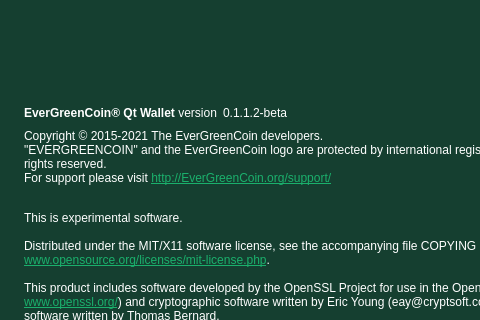
Above: src/qt/forms/aboutdialog.ui from EverGreenCoinDev/EverGreenCoin before the change; both pictures show x 0 to 480 and y 0 to 320 of the 600 by 470 pixel window. Below: the same form after it.
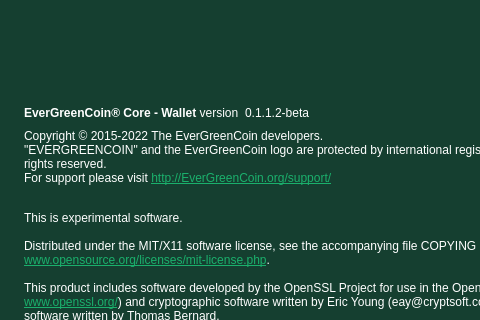
That is the form after the change. Icons and pictures are not drawn.

```diff
--- a/src/qt/forms/aboutdialog.ui
+++ b/src/qt/forms/aboutdialog.ui
@@ -59,7 +59,7 @@
           <string notr="true">color: white;</string>
          </property>
          <property name="text">
-          <string>&lt;b&gt;EverGreenCoin® Qt Wallet&lt;/b&gt; version</string>
+          <string>&lt;b&gt;EverGreenCoin® Core - Wallet&lt;/b&gt; version</string>
          </property>
          <property name="textInteractionFlags">
           <set>Qt::LinksAccessibleByMouse|Qt::TextSelectableByKeyboard|Qt::TextSelectableByMouse</set>
@@ -109,7 +109,7 @@
         <string notr="true">color: white;</string>
        </property>
        <property name="text">
-        <string>&lt;html&gt;&lt;head/&gt;&lt;body&gt;&lt;p&gt;Copyright © 2015-2021 The EverGreenCoin developers.&lt;br/&gt;&amp;quot;EVERGREENCOIN&amp;quot; and the EverGreenCoin logo are protected by international registered trademark. All rights reserved.&lt;br/&gt;For support please visit &lt;a href=&quot;http://EverGreenCoin.org/support/&quot;&gt;&lt;span style=&quot; text-decoration: underline; color:#1ab06c;&quot;&gt;http://EverGreenCoin.org/support/&lt;/span&gt;&lt;/a&gt;&lt;/p&gt;&lt;p&gt;&lt;br/&gt;This is experimental software.&lt;br/&gt;&lt;br/&gt;Distributed under the MIT/X11 software license, see the accompanying file COPYING or &lt;a href=&quot;http://www.opensource.org/licenses/mit-license.php&quot;&gt;&lt;span style=&quot; text-decoration: underline; color:#1ab06c;&quot;&gt;http://www.opensource.org/licenses/mit-license.php&lt;/span&gt;&lt;/a&gt;.&lt;br/&gt;&lt;br/&gt;This product includes software developed by the OpenSSL Project for use in the OpenSSL Toolkit (&lt;a href=&quot;http://www.openssl.org/&quot;&gt;&lt;span style=&quot; text-decoration: underline; color:#1ab06c;&quot;&gt;http://www.openssl.org/&lt;/span&gt;&lt;/a&gt;) and cryptographic software written by Eric Young (eay@cryptsoft.com) and UPnP software written by Thomas Bernard.&lt;/p&gt;&lt;/body&gt;&lt;/html&gt;</string>
+        <string>&lt;html&gt;&lt;head/&gt;&lt;body&gt;&lt;p&gt;Copyright © 2015-2022 The EverGreenCoin developers.&lt;br/&gt;&amp;quot;EVERGREENCOIN&amp;quot; and the EverGreenCoin logo are protected by international registered trademark. All rights reserved.&lt;br/&gt;For support please visit &lt;a href=&quot;http://EverGreenCoin.org/support/&quot;&gt;&lt;span style=&quot; text-decoration: underline; color:#1ab06c;&quot;&gt;http://EverGreenCoin.org/support/&lt;/span&gt;&lt;/a&gt;&lt;/p&gt;&lt;p&gt;&lt;br/&gt;This is experimental software.&lt;br/&gt;&lt;br/&gt;Distributed under the MIT/X11 software license, see the accompanying file COPYING or &lt;a href=&quot;http://www.opensource.org/licenses/mit-license.php&quot;&gt;&lt;span style=&quot; text-decoration: underline; color:#1ab06c;&quot;&gt;http://www.opensource.org/licenses/mit-license.php&lt;/span&gt;&lt;/a&gt;.&lt;br/&gt;&lt;br/&gt;This product includes software developed by the OpenSSL Project for use in the OpenSSL Toolkit (&lt;a href=&quot;http://www.openssl.org/&quot;&gt;&lt;span style=&quot; text-decoration: underline; color:#1ab06c;&quot;&gt;http://www.openssl.org/&lt;/span&gt;&lt;/a&gt;) and cryptographic software written by Eric Young (eay@cryptsoft.com) and UPnP software written by Thomas Bernard.&lt;/p&gt;&lt;/body&gt;&lt;/html&gt;</string>
        </property>
        <property name="textFormat">
         <enum>Qt::RichText</enum>
```
